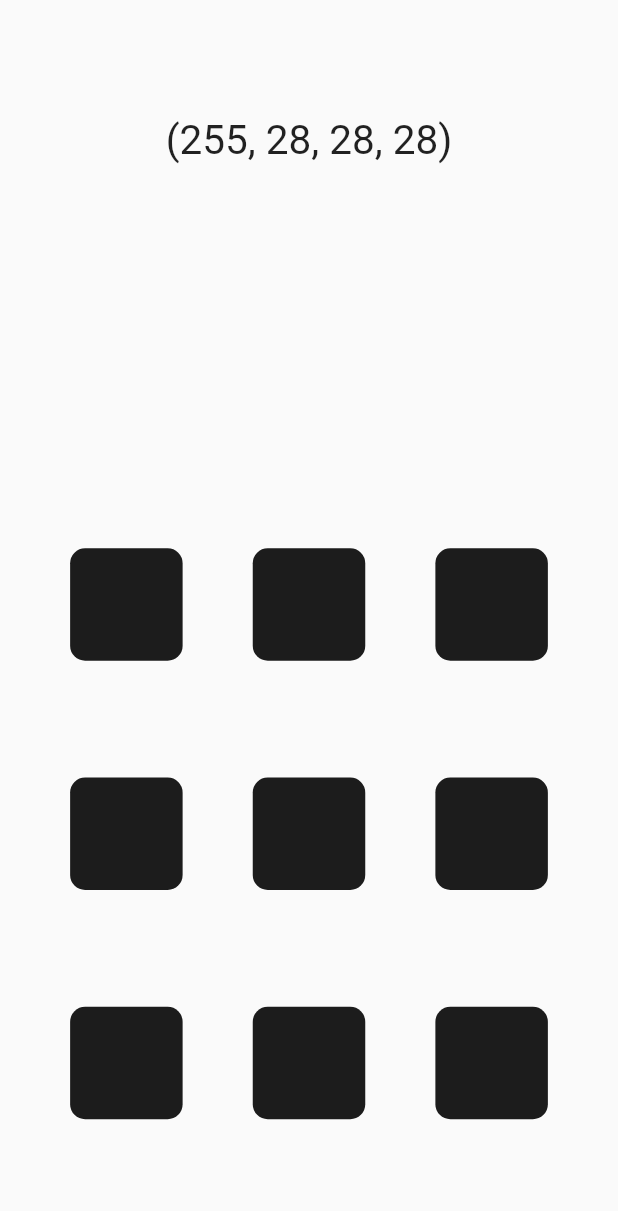
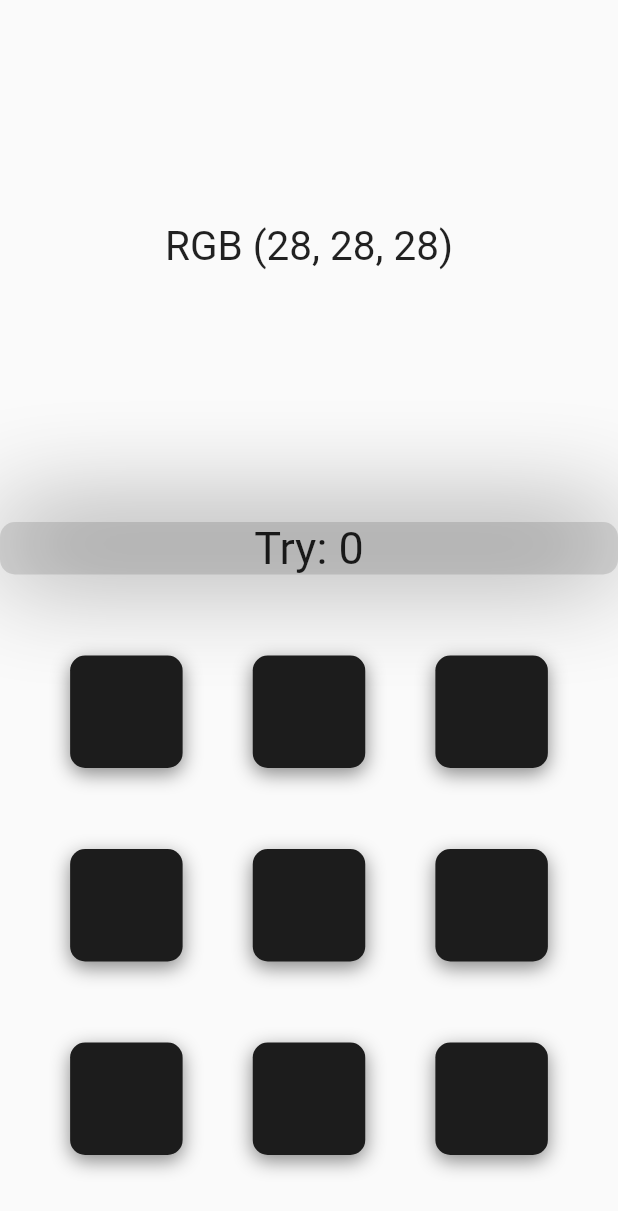
Before and after one commit to sohail21400/color_game, a Flutter app: the screen it shows after launch, on a phone screen of 412 x 824 dp. Shown: the top 1211 px of the screen. Run offline on Flutter 3.47's test engine with Material 2 defaults, Android fonts, the phone set to English and light mode, and no system bars.

```diff
--- a/lib/main.dart
+++ b/lib/main.dart
@@ -1,9 +1,8 @@
 // todo
-//the problem is not with the color
+//create a route to show the success page
+import 'package:flutter/material.dart';
 
-import 'dart:math';
-
-import 'package:flutter/material.dart';
+import './route_generator.dart';
 
 void main() => runApp(MyApp());
 
@@ -11,7 +10,9 @@ class MyApp extends StatelessWidget {
   @override
   Widget build(BuildContext context) {
     return MaterialApp(
-      home: HomePage(),
+      // home: HomePage(),
+      initialRoute: "/",
+      onGenerateRoute: RouteGenerator.generateRoute,
       title: "Color Guess",
       theme: ThemeData(
         primaryColor: Colors.teal,
@@ -23,107 +24,7 @@ class MyApp extends StatelessWidget {
   }
 }
 
-class HomePage extends StatefulWidget {
-  @override
-  HomePageState createState() => HomePageState();
-}
 
-class HomePageState extends State<HomePage> {
-  // String randomColor;
-
-  final bottomGap = 500.0;
-  final rightGap = 20.0;
-
-  // this is a 2d list
-  List totalColorList = [];
-
-  int randomNumber256() {
-    Random random = Random();
-    return random.nextInt(256);
-  }
-
-  // this adds 9 random colors (TEXT AS LIST) to the totalColorList
-  void randomColorNumberGenerator() {
-    for (var i = 1; i <= 9; i++) {
-      totalColorList.add([
-        0xFF,
-        randomNumber256(),
-        randomNumber256(),
-        randomNumber256(),
-      ]);
-    }
-  }
-
-  Widget colorBlockGenerator(List colorNumbers) {
-    return Container(
-        height: 75,
-        width: 75,
-        decoration: BoxDecoration(
-          color: Color.fromARGB(colorNumbers[0], colorNumbers[1],
-              colorNumbers[2], colorNumbers[3]),
-          borderRadius: BorderRadius.circular(10),
-        ));
-  }
-
-  Widget pickAColor() {
-    Random random = Random();
-    List colorValue = totalColorList[random.nextInt(9)];
-    // return totalColorList[random.nextInt(9)];
-    String output = "(" +
-        colorValue[0].toString() +
-        ", " +
-        colorValue[1].toString() +
-        ", " +
-        colorValue[2].toString() +
-        ", " +
-        colorValue[3].toString() +
-        ")";
-    return Text(output, style: TextStyle(fontSize: 27),);
-  }
-
-  @override
-  Widget build(BuildContext context) {
-    randomColorNumberGenerator();
-    return Scaffold(
-      body: Column(
-        mainAxisAlignment: MainAxisAlignment.spaceEvenly,
-        children: <Widget>[
-          pickAColor(),
-          // Container(
-          //   child: Text(pickAColor().toString(), style: TextStyle(fontSize: 18),),
-          //   height: 100,
-          //   width: 100,
-          // ),
-          SizedBox(height: 100),
-          Row(
-            mainAxisAlignment: MainAxisAlignment.spaceEvenly,
-            children: <Widget>[
-              colorBlockGenerator(totalColorList[0]),
-              colorBlockGenerator(totalColorList[1]),
-              colorBlockGenerator(totalColorList[2]),
-            ],
-          ),
-          Row(
-            mainAxisAlignment: MainAxisAlignment.spaceEvenly,
-            children: <Widget>[
-              colorBlockGenerator(totalColorList[3]),
-              colorBlockGenerator(totalColorList[4]),
-              colorBlockGenerator(totalColorList[5]),
-            ],
-          ),
-          Row(
-            mainAxisAlignment: MainAxisAlignment.spaceEvenly,
-            children: <Widget>[
-              colorBlockGenerator(totalColorList[6]),
-              colorBlockGenerator(totalColorList[7]),
-              colorBlockGenerator(totalColorList[8]),
-            ],
-          ),
-        ],
-      ),
-    );
-  }
-}
 
 // body: Center(
 //   child: Container(
--- /dev/null
+++ b/lib/route_generator.dart
@@ -0,0 +1,27 @@
+import 'package:flutter/material.dart';
+import './screens/home_page.dart';
+import './screens/success_page.dart';
+
+class RouteGenerator{
+  static Route<dynamic> generateRoute(RouteSettings settings){
+    // final args = settings.arguments;
+
+    switch (settings.name){
+      case "/":
+        return MaterialPageRoute(builder: (_) => HomePage());
+      case "/successPage":
+        return MaterialPageRoute(builder: (_) => SuccessPage());
+      default:
+        return errorRoute();
+    }
+  }
+
+  static Route<dynamic> errorRoute() {
+    return MaterialPageRoute(builder: (_) {
+      return Scaffold(
+          body: Center(
+        child: Text('Error'),
+      ));
+    });
+  }
+}
--- /dev/null
+++ b/lib/screens/home_page.dart
@@ -0,0 +1,155 @@
+import 'package:flutter/material.dart';
+
+import 'dart:math';
+
+
+class HomePage extends StatefulWidget {
+  @override
+  HomePageState createState() => HomePageState();
+}
+
+class HomePageState extends State<HomePage> {
+  // String randomColor;
+
+  // final bottomGap = 500.0;
+  // final rightGap = 20.0;
+
+  // this is a 2d list
+  List totalColorList = [];
+  List pickedColor;
+  int tryCount = 0;
+
+  int randomNumber256() {
+    Random random = Random();
+    return random.nextInt(256);
+  }
+
+  // this adds 9 random colors (TEXT AS LIST) to the totalColorList
+  void randomColorNumberGenerator() {
+    for (var i = 1; i <= 9; i++) {
+      totalColorList.add([
+        0xFF,
+        randomNumber256(),
+        randomNumber256(),
+        randomNumber256(),
+      ]);
+    }
+  }
+
+  void success() {
+    print("success");
+    Navigator.of(context).pushNamed("/successPage");
+  }
+
+  Widget colorBlockGenerator(List colorNumbers) {
+    return GestureDetector(
+      onTap: () {
+        if (pickedColor == colorNumbers) {
+          success();
+        } else {
+          setState(() {
+            tryCount++;
+          });
+        }
+      },
+      child: Container(
+        height: 75,
+        width: 75,
+        decoration: BoxDecoration(
+          boxShadow: [BoxShadow(blurRadius: 10,color: Colors.black45, offset: Offset(0,4))],
+          color: Color.fromARGB(colorNumbers[0], colorNumbers[1],
+              colorNumbers[2], colorNumbers[3]),
+          borderRadius: BorderRadius.circular(10),
+        ),
+      ),
+    );
+  }
+
+  void pickAColor() {
+    Random random = Random();
+    pickedColor = totalColorList[random.nextInt(9)];
+  }
+
+  Widget tryCountWidget() {
+    return Container(
+      width: double.infinity,
+      child: Center(
+        child: Text(
+          "Try: $tryCount",
+          style: TextStyle(fontSize: 30),
+        ),
+      ),
+      decoration: BoxDecoration(
+        boxShadow: [
+          BoxShadow(
+            blurRadius: 60,
+            color: Colors.black45,
+            offset: Offset(0, -3),
+          ),
+        ],
+        color: Colors.black12,
+        borderRadius: BorderRadius.circular(10)
+      ),
+    );
+  }
+
+  void pickedColorShowingWidget(Function funToPickAColor) {
+    funToPickAColor();
+    // Random random = Random();
+    // List colorValue = totalColorList[random.nextInt(9)];
+    // return totalColorList[random.nextInt(9)];
+    String output = "RGB (" +
+        pickedColor[1].toString() +
+        ", " +
+        pickedColor[2].toString() +
+        ", " +
+        pickedColor[3].toString() +
+        ")";
+    temp = Text(
+      output,
+      style: TextStyle(fontSize: 27),
+    );
+  }
+  Widget temp;
+
+  @override
+  Widget build(BuildContext context) {
+    randomColorNumberGenerator();
+    pickedColorShowingWidget(pickAColor);
+    return Scaffold(
+      body: Column(
+        mainAxisAlignment: MainAxisAlignment.spaceEvenly,
+        children: <Widget>[
+          SizedBox(height: 40),
+          temp,
+          SizedBox(height: 60),
+          tryCountWidget(),
+          Row(
+            mainAxisAlignment: MainAxisAlignment.spaceEvenly,
+            children: <Widget>[
+              colorBlockGenerator(totalColorList[0]),
+              colorBlockGenerator(totalColorList[1]),
+              colorBlockGenerator(totalColorList[2]),
+            ],
+          ),
+          Row(
+            mainAxisAlignment: MainAxisAlignment.spaceEvenly,
+            children: <Widget>[
+              colorBlockGenerator(totalColorList[3]),
+              colorBlockGenerator(totalColorList[4]),
+              colorBlockGenerator(totalColorList[5]),
+            ],
+          ),
+          Row(
+            mainAxisAlignment: MainAxisAlignment.spaceEvenly,
+            children: <Widget>[
+              colorBlockGenerator(totalColorList[6]),
+              colorBlockGenerator(totalColorList[7]),
+              colorBlockGenerator(totalColorList[8]),
+            ],
+          ),
+        ],
+      ),
+    );
+  }
+}
```
Also changed, not shown: lib/screens/success_page.dart (added, +22 -0 lines).
